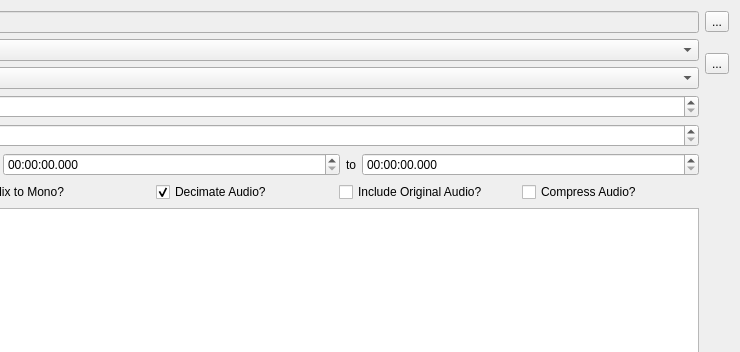
3ll3d00d/beqdesigner, file src/main/python/ui/extract.ui: the form before one commit; both pictures show x 140 to 880 and y 0 to 352 of the 880 by 1027 pixel window.
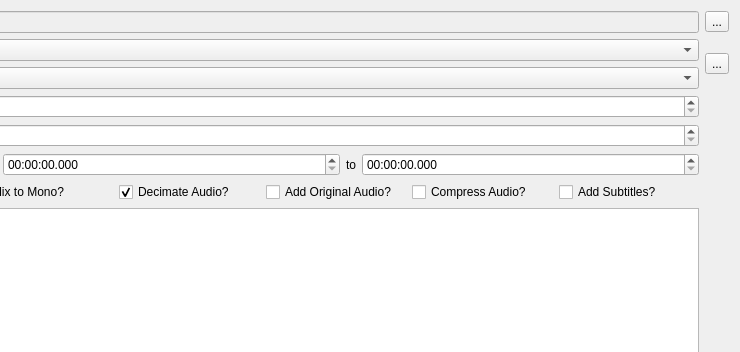
The form after the commit.

Commit message: make including subtitles optional when remuxing as subtitle support seems quite flaky #148

The edit to the form file:
```diff
--- a/src/main/python/ui/extract.ui
+++ b/src/main/python/ui/extract.ui
@@ -220,7 +220,7 @@
        <item>
         <widget class="QCheckBox" name="includeOriginalAudio">
          <property name="text">
-          <string>Include Original Audio?</string>
+          <string>Add Original Audio?</string>
          </property>
         </widget>
        </item>
@@ -231,6 +231,16 @@
          </property>
         </widget>
        </item>
+       <item>
+        <widget class="QCheckBox" name="includeSubtitles">
+         <property name="toolTip">
+          <string extracomment="EXPERIMENTAL!"/>
+         </property>
+         <property name="text">
+          <string>Add Subtitles?</string>
+         </property>
+        </widget>
+       </item>
       </layout>
      </item>
      <item row="1" column="0">
```
Left out of the diff: 65 changed lines with no effect on the pictures. The commit also changes 6 other files.
